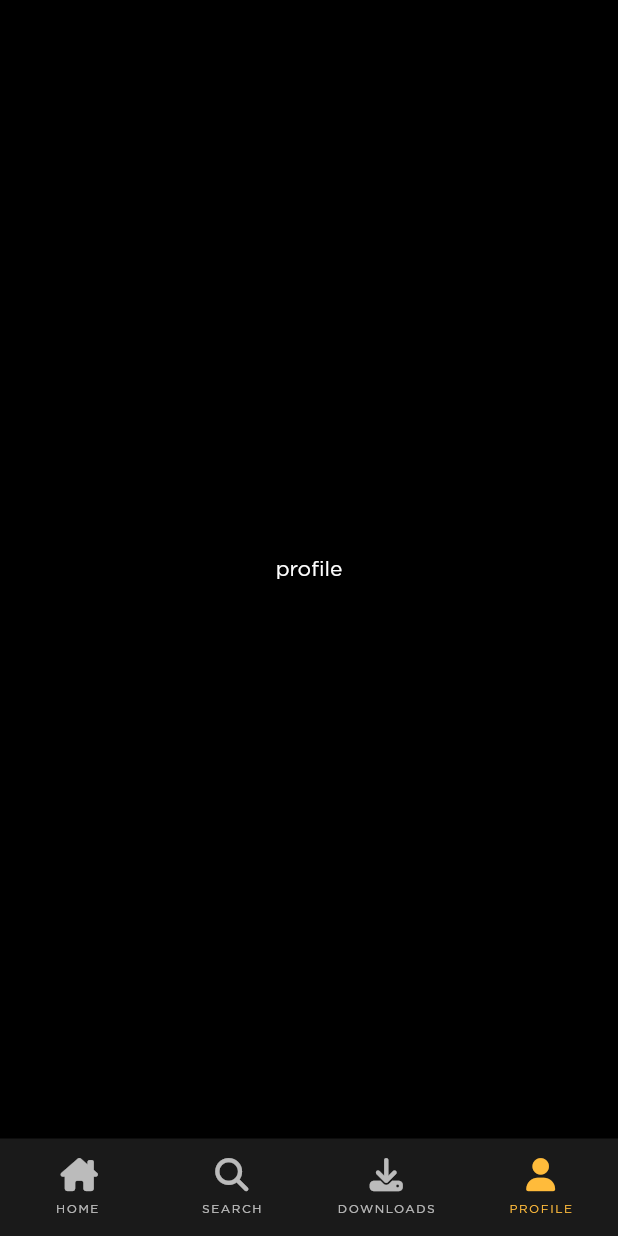
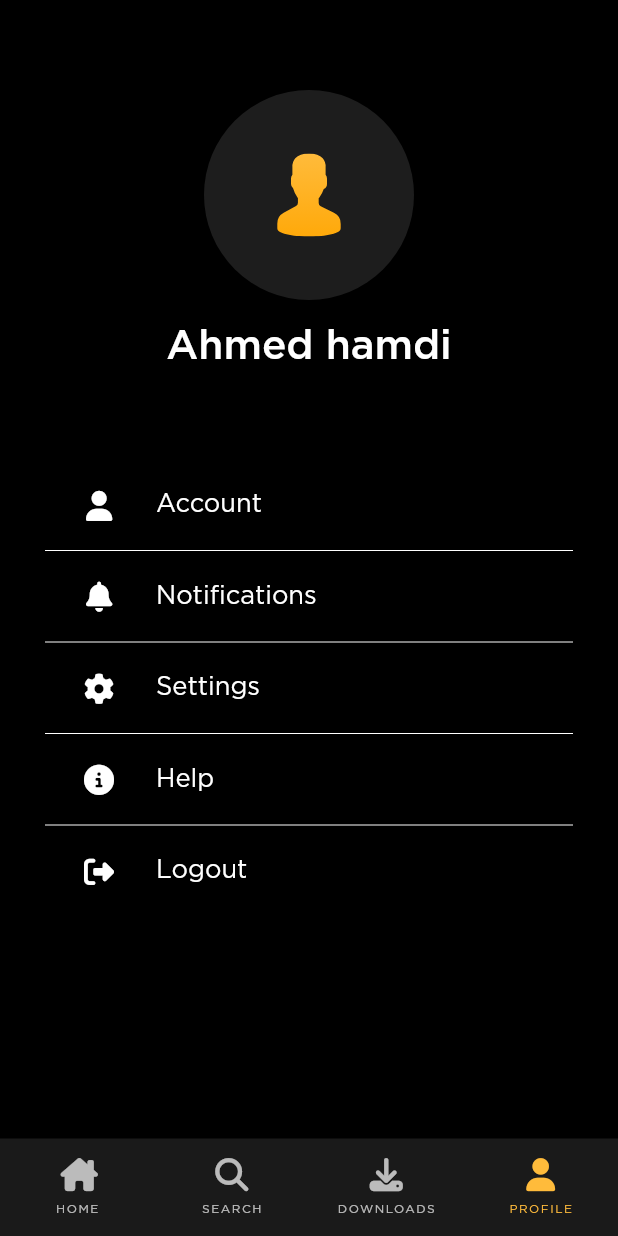
Before and after one commit to ahmedhamdi11/photoplay, a Flutter app: the HomeView screen opened by its route, item 4 of the bottom bar chosen, on a phone screen of 412 x 824 dp. Run offline on Flutter 3.47's test engine with Material 2 defaults, Android fonts, the phone set to English and light mode, and no system bars; our stand-ins replace bloc, cloud_firestore, dartz, firebase_auth, firebase_core, firebase_storage and 6 more; accounts and stored records are empty.

Commit message:
profile ui done

```diff
--- a/lib/Features/home/presentation/views/profile_view.dart
+++ b/lib/Features/home/presentation/views/profile_view.dart
@@ -1,13 +1,66 @@
-
 import 'package:flutter/material.dart';
+import 'package:flutter_svg/svg.dart';
+import 'package:font_awesome_flutter/font_awesome_flutter.dart';
+import 'package:photoplay/Features/home/presentation/views/widgets/custom_profile_btn.dart';
+import 'package:photoplay/core/utils/styles.dart';
 
 class ProfileView extends StatelessWidget {
   const ProfileView({super.key});
 
   @override
   Widget build(BuildContext context) {
-    return const Center(
-      child: Text('profile'),
+    return SafeArea(
+      child: SingleChildScrollView(
+        physics: const BouncingScrollPhysics(),
+        child: Padding(
+          padding: const EdgeInsets.symmetric(horizontal: 30),
+          child: Column(
+            mainAxisSize: MainAxisSize.min,
+            children: [
+              const SizedBox(
+                height: 60,
+              ),
+
+              //user image
+              CircleAvatar(
+                radius: 70,
+                backgroundColor: const Color(0xff1D1D1D),
+                child: SvgPicture.asset('assets/images/person.svg'),
+              ),
+              const SizedBox(height: 18),
+
+              //user name
+              SizedBox(
+                width: MediaQuery.of(context).size.width * .7,
+                child: Text(
+                  'Ahmed hamdi',
+                  maxLines: 1,
+                  overflow: TextOverflow.ellipsis,
+                  textAlign: TextAlign.center,
+                  style: Styles.text27,
+                ),
+              ),
+              const SizedBox(height: 70),
+
+              ///////////
+              const CustomProfileButton(
+                  text: 'Account', icon: FontAwesomeIcons.solidUser),
+              const Divider(color: Colors.white),
+              const CustomProfileButton(
+                  text: 'Notifications', icon: FontAwesomeIcons.solidBell),
+              const Divider(color: Colors.white),
+              const CustomProfileButton(
+                  text: 'Settings', icon: FontAwesomeIcons.gear),
+              const Divider(color: Colors.white),
+              const CustomProfileButton(
+                  text: 'Help', icon: FontAwesomeIcons.circleInfo),
+              const Divider(color: Colors.white),
+              const CustomProfileButton(
+                  text: 'Logout', icon: FontAwesomeIcons.rightFromBracket),
+            ],
+          ),
+        ),
+      ),
     );
   }
 }
--- /dev/null
+++ b/lib/Features/home/presentation/views/widgets/custom_profile_btn.dart
@@ -0,0 +1,42 @@
+import 'package:flutter/material.dart';
+import 'package:photoplay/core/utils/styles.dart';
+
+class CustomProfileButton extends StatelessWidget {
+  const CustomProfileButton({
+    super.key,
+    required this.text,
+    required this.icon,
+    this.onTap,
+  });
+  final String text;
+  final IconData icon;
+  final void Function()? onTap;
+  @override
+  Widget build(BuildContext context) {
+    return Padding(
+      padding: const EdgeInsets.symmetric(horizontal: 18),
+      child: InkWell(
+        onTap: onTap,
+        child: Container(
+          margin: const EdgeInsets.only(left: 8.0),
+          height: 45,
+          child: Row(
+            children: [
+              Icon(
+                icon,
+                size: 20,
+              ),
+              const SizedBox(
+                width: 28.0,
+              ),
+              Text(
+                text,
+                style: Styles.text17.copyWith(color: Colors.white),
+              )
+            ],
+          ),
+        ),
+      ),
+    );
+  }
+}
--- a/lib/core/utils/styles.dart
+++ b/lib/core/utils/styles.dart
@@ -35,6 +35,10 @@ abstract class Styles {
     fontSize: 17,
     color: Color(0xffA2A2A2),
   );
+  static TextStyle text27 = const TextStyle(
+    fontWeight: FontWeight.w500,
+    fontSize: 27,
+  );
 
   static TextStyle text33 = const TextStyle(
     fontWeight: FontWeight.w300,
```
